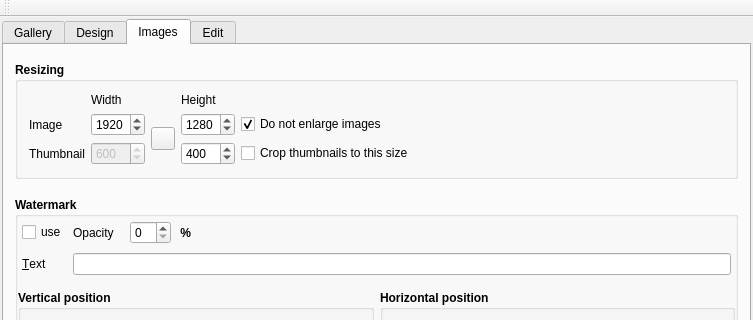
This is src/falcong.ui in solyoma/falconG as Qt 5 draws it before an edit; both pictures show x 0 to 753 and y 0 to 320 of the 753 by 970 pixel window. The edited form follows.
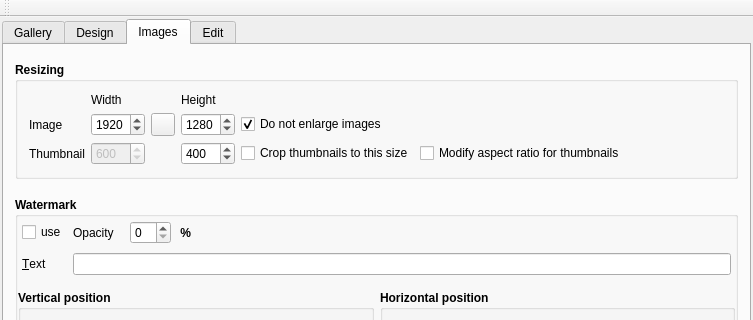
This is the edited form. The open tabs and pages were chosen to show the change. Icons and pictures are not drawn. Custom widgets are drawn as their Qt base class.

Commit message: Cropped and squesed thumbnail with css change is working

Patch:
```diff
--- a/src/falcong.ui
+++ b/src/falcong.ui
@@ -45,7 +45,7 @@
     <property name="bottomMargin">
      <number>2</number>
     </property>
-    <item row="1" column="0">
+    <item row="2" column="0">
      <widget class="QWidget" name="widget_10" native="true">
       <property name="sizePolicy">
        <sizepolicy hsizetype="Preferred" vsizetype="Fixed">
@@ -153,7 +153,7 @@
       </layout>
      </widget>
     </item>
-    <item row="0" column="0">
+    <item row="1" column="0">
      <widget class="QTabWidget" name="tabFalconG">
       <property name="font">
        <font>
@@ -3229,37 +3229,6 @@
                  </property>
                 </widget>
                </item>
-               <item row="1" column="2" rowspan="2">
-                <widget class="QToolButton" name="btnLink">
-                 <property name="font">
-                  <font>
-                   <weight>50</weight>
-                   <bold>false</bold>
-                  </font>
-                 </property>
-                 <property name="toolTip">
-                  <string>Links/unlinks image and thumbnail width and height,
-so when one changes the other changes too.
-
-When thumbnail aspect ratio differs from
-that of the image the thumbnail is generated from a
-region of the original image, starting from top left.
-
-In this case the watermark may be excluded from
-the thumbnail image.</string>
-                 </property>
-                 <property name="text">
-                  <string/>
-                 </property>
-                 <property name="icon">
-                  <iconset resource="falcong.qrc">
-                   <normaloff>:/icons/Resources/link.png</normaloff>:/icons/Resources/link.png</iconset>
-                 </property>
-                 <property name="checkable">
-                  <bool>true</bool>
-                 </property>
-                </widget>
-               </item>
                <item row="2" column="4">
                 <widget class="QSpinBox" name="sbThumbnailHeight">
                  <property name="font">
@@ -3352,10 +3321,13 @@
                  </property>
                  <property name="toolTip">
                   <string>All thumbnail image have the same height.
+
 Check this button if you want thumbnails to have the
-exact sizes given here. In this case the source image
-will be cropped from the top left corner to a size which
-has the same aspect ratio as the thumbnail.</string>
+exact sizes given here. In this case the thumbnail
+will be cropped from the top left corner of the
+source image to this size. 
+
+The thumbnail still may be narrower!</string>
                  </property>
                  <property name="text">
                   <string>Crop thumbnails to this size</string>
@@ -3378,6 +3350,49 @@
                  </property>
                 </widget>
                </item>
+               <item row="2" column="6">
+                <widget class="QCheckBox" name="chkDistortThumbnails">
+                 <property name="font">
+                  <font>
+                   <weight>50</weight>
+                   <bold>false</bold>
+                  </font>
+                 </property>
+                 <property name="toolTip">
+                  <string>Wide thumbnails will be squized into the 
+width given here.
+</string>
+                 </property>
+                 <property name="text">
+                  <string>Modify aspect ratio for thumbnails</string>
+                 </property>
+                </widget>
+               </item>
+               <item row="1" column="3">
+                <widget class="QToolButton" name="btnLink">
+                 <property name="font">
+                  <font>
+                   <weight>50</weight>
+                   <bold>false</bold>
+                  </font>
+                 </property>
+                 <property name="toolTip">
+                  <string>Links/unlinks image width and height,
+so when one changes the other changes too.
+</string>
+                 </property>
+                 <property name="text">
+                  <string/>
+                 </property>
+                 <property name="icon">
+                  <iconset resource="falcong.qrc">
+                   <normaloff>:/icons/Resources/link.png</normaloff>:/icons/Resources/link.png</iconset>
+                 </property>
+                 <property name="checkable">
+                  <bool>true</bool>
+                 </property>
+                </widget>
+               </item>
               </layout>
              </widget>
             </item>
```
Left out of the diff: 1 changed line with no effect on the pictures. The commit also changes 5 other files.
